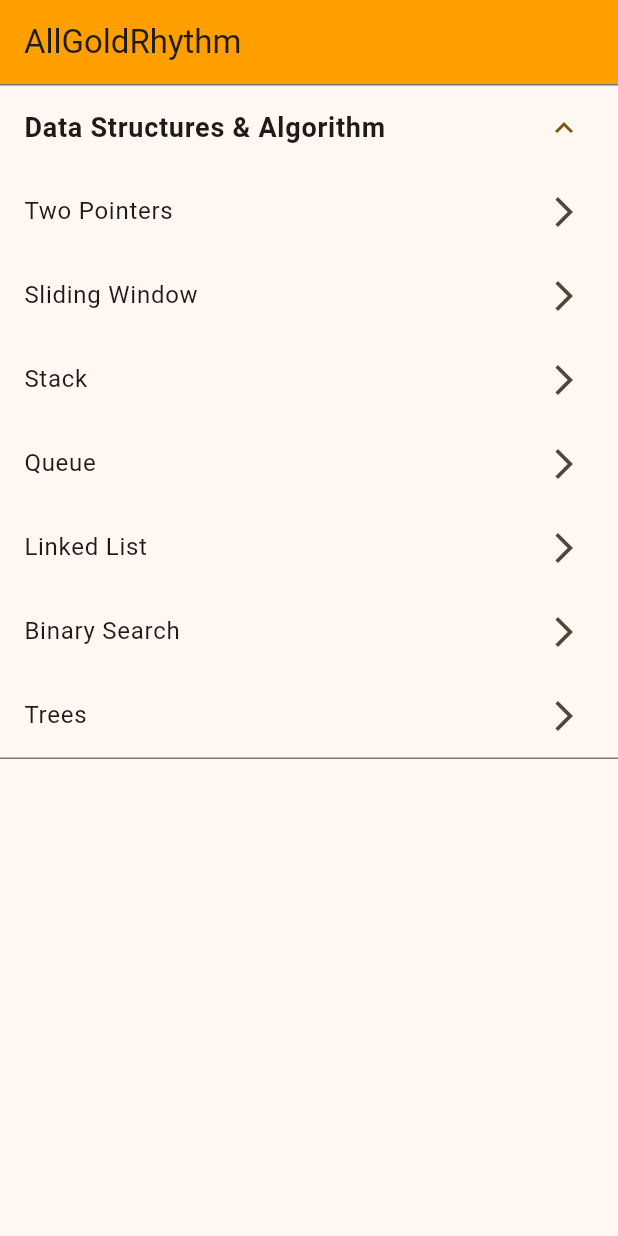
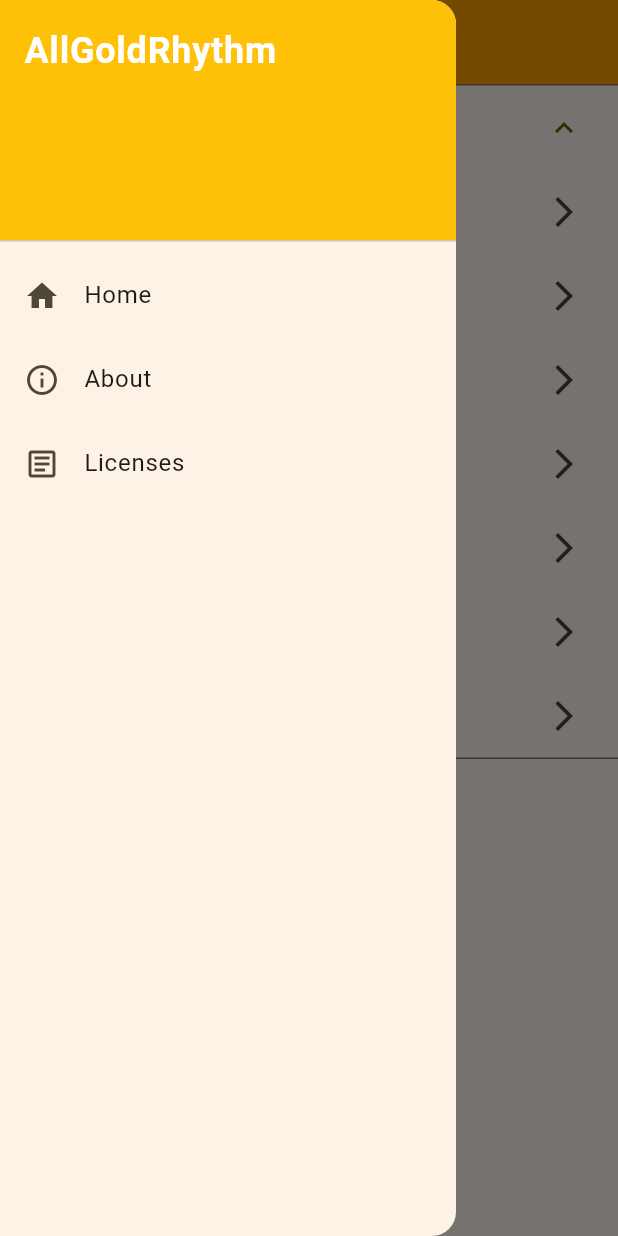
Before and after one commit to rakadityas/allgoldrhythm, a Flutter app: the screen it shows after launch, with the side drawer open (before the commit the screen has no drawer), on a phone screen of 412 x 824 dp. Run offline on Flutter 3.47's test engine with Material 3 defaults, Android fonts, the phone set to English and light mode, and no system bars; our stand-ins replace animated_text_kit.

Commit message:
feat(license): add license detail

```diff
--- a/lib/screens/home_screen.dart
+++ b/lib/screens/home_screen.dart
@@ -23,6 +23,72 @@ class HomeScreen extends StatelessWidget {
       appBar: AppBar(
         title: const Text('AllGoldRhythm'),
         backgroundColor: Colors.amber[700],
+      ),
+      drawer: Drawer(
+        child: ListView(
+          padding: EdgeInsets.zero,
+          children: [
+            const DrawerHeader(
+              decoration: BoxDecoration(
+                color: Colors.amber,
+              ),
+              child: Text(
+                'AllGoldRhythm',
+                style: TextStyle(
+                  color: Colors.white,
+                  fontSize: 24,
+                  fontWeight: FontWeight.bold,
+                ),
+              ),
+            ),
+            ListTile(
+              leading: const Icon(Icons.home),
+              title: const Text('Home'),
+              onTap: () {
+                Navigator.pop(context);
+              },
+            ),
+            ListTile(
+              leading: const Icon(Icons.info_outline),
+              title: const Text('About'),
+              onTap: () {
+                Navigator.pop(context);
+                showAboutDialog(
+                  context: context,
+                  applicationName: 'AllGoldRhythm',
+                  applicationVersion: '1.0.0',
+                  applicationIcon: const Icon(
+                    Icons.school,
+                    size: 48,
+                    color: Colors.amber,
+                  ),
+                  children: [
+                    const Text(
+                      'A Data Structures & Algorithm visualization app for learning algorithms.',
+                    ),
+                  ],
+                );
+              },
+            ),
+            ListTile(
+              leading: const Icon(Icons.article_outlined),
+              title: const Text('Licenses'),
+              onTap: () {
+                Navigator.pop(context);
+                showLicensePage(
+                  context: context,
+                  applicationName: 'AllGoldRhythm',
+                  applicationVersion: '1.0.0',
+                  applicationIcon: const Icon(
+                    Icons.school,
+                    size: 48,
+                    color: Colors.amber,
+                  ),
+                );
+              },
+            ),
+          ],
+        ),
       ),
       body: ListView.builder(
         itemCount: categorizedAlgorithms.length,
```
